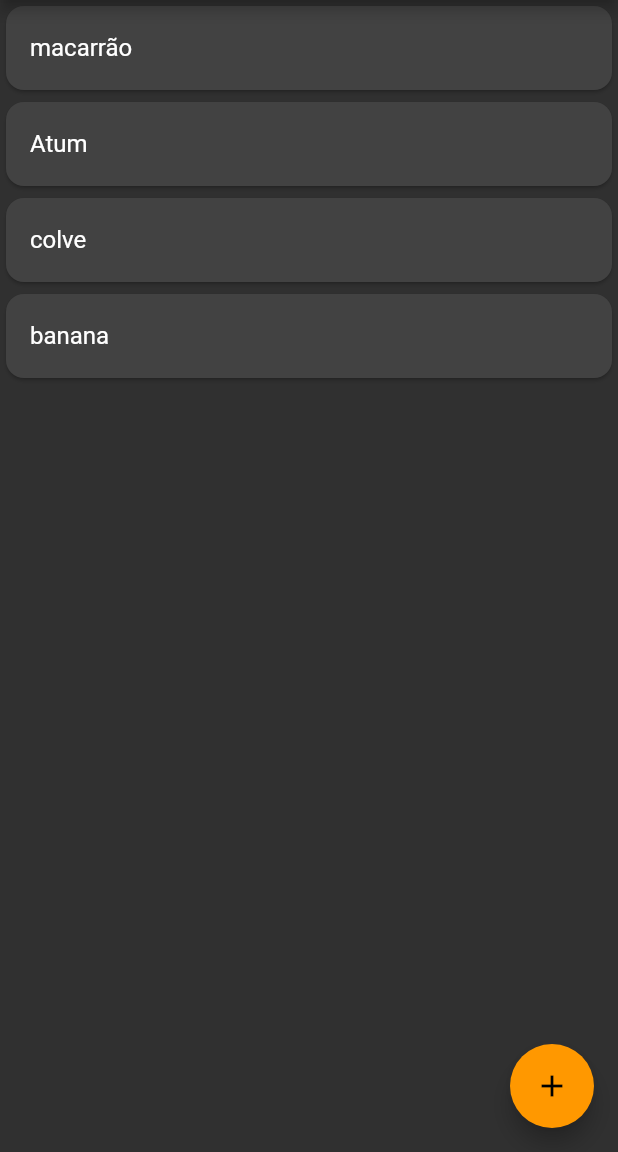
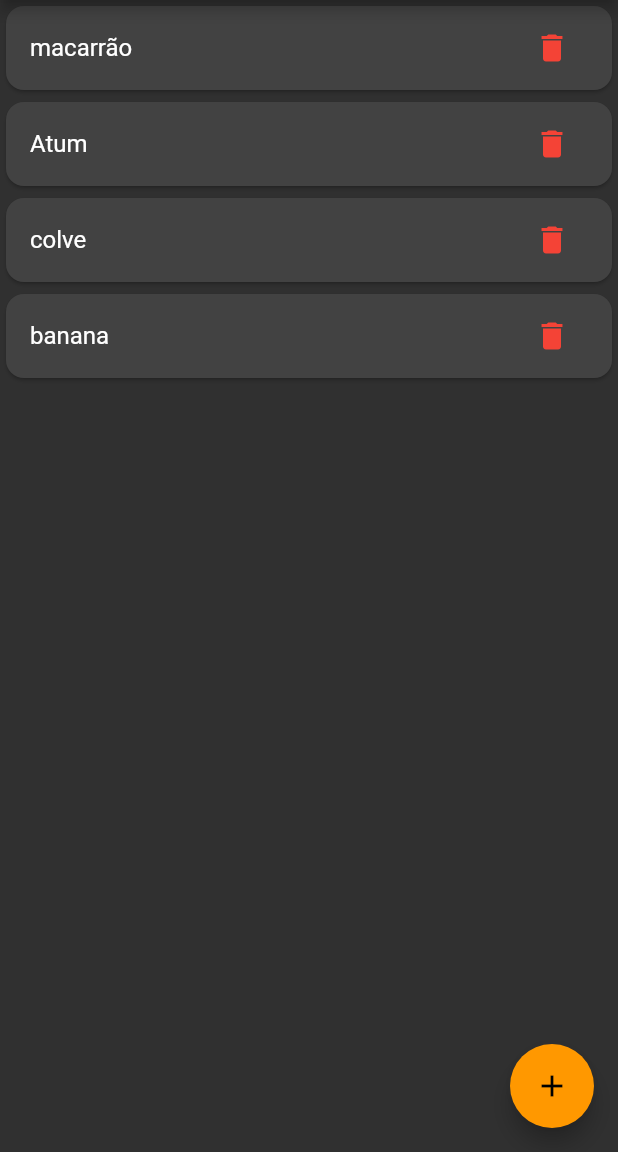
Before and after one commit to guilhermeoliveirac/Lista-De-Compras-Firebase, a Flutter app: the screen it shows after launch, on a phone screen of 412 x 824 dp, the part 84-1236 px from its top. Run offline on Flutter 3.47's test engine with Material 2 defaults, Android fonts, the phone set to English and light mode, and no system bars.

Commit message:
Add Icon remove to list

```diff
--- a/lib/main.dart
+++ b/lib/main.dart
@@ -52,7 +52,18 @@ class _HomePageState extends State<HomePage> {
                 child: Card(
                   shape: RoundedRectangleBorder(
                       borderRadius: BorderRadius.circular(12)),
-                  child: ListTile(title: Text(compras[index])),
+                  child: ListTile(
+                    title: Text(compras[index]),
+                    trailing: IconButton(
+                      icon: Icon(Icons.delete),
+                      color: Colors.red,
+                      onPressed: () {
+                        setState(() {
+                          compras.removeAt(index);
+                        });
+                      },
+                    ),
+                  ),
                 ));
           }),
       floatingActionButton: FloatingActionButton(
```
